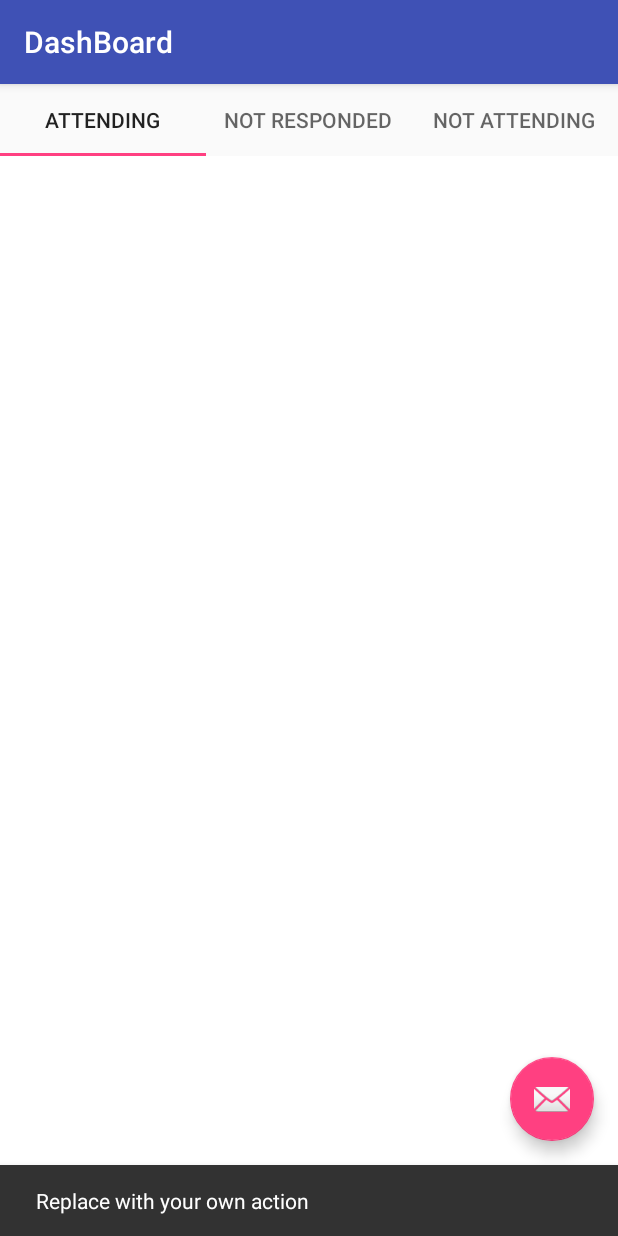
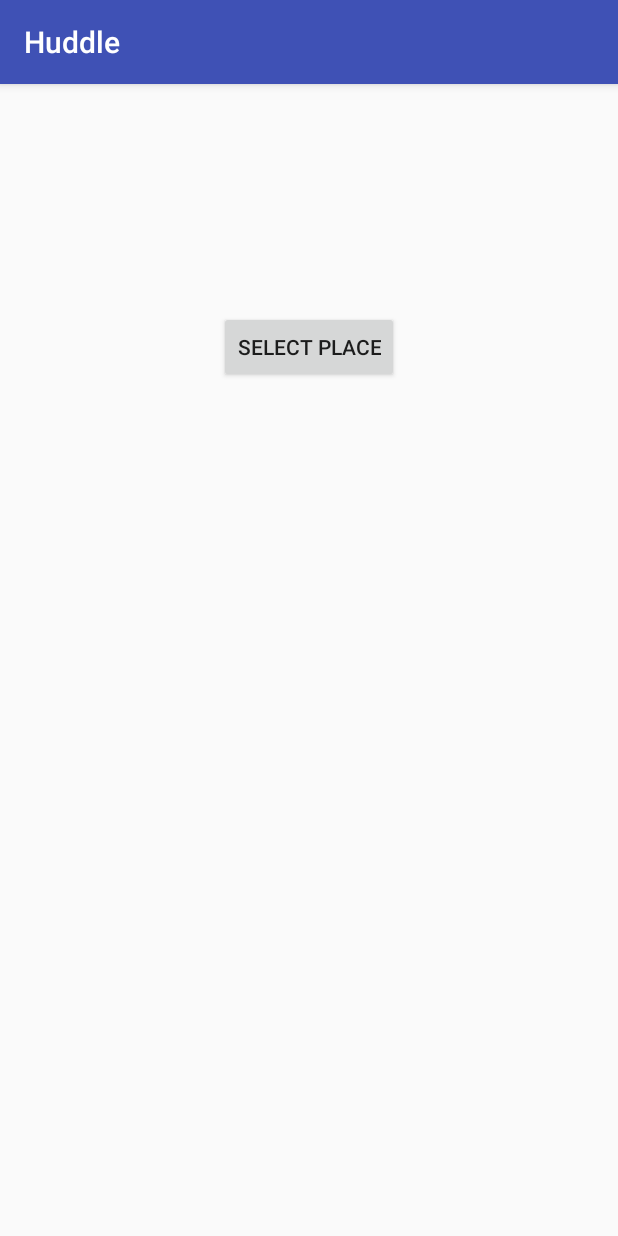
Before and after one commit to AndroidHuddle/Huddle, an Android app: the DashBoard screen opened directly, with no data from a screen before it, after a tap on an icon or button, on a phone screen of 412 x 824 dp. Run offline under Robolectric (Android 15) with nearby library versions, the phone set to English and light mode, and no system bars; our stand-ins replace ButterKnife; libraries missing offline, so code that uses them is left out: android.support.v7, com.loopj.android, com.parse, cz.msebera.android; 3 statements that could not run were skipped.

Commit message:
Set main structure for creating an event

```diff
--- /dev/null
+++ b/app/src/main/java/com/example/badhri/huddle/activities/CreateEventActivity.java
@@ -0,0 +1,28 @@
+package com.example.badhri.huddle.activities;
+
+import android.content.Intent;
+import android.os.Bundle;
+import android.support.v7.app.AppCompatActivity;
+import android.view.View;
+import android.widget.Button;
+
+import com.example.badhri.huddle.R;
+
+public class CreateEventActivity extends AppCompatActivity {
+
+    @Override
+    protected void onCreate(Bundle savedInstanceState) {
+        super.onCreate(savedInstanceState);
+        setContentView(R.layout.activity_create_event);
+
+        Button button_create = (Button) findViewById(R.id.button_select_place);
+        button_create.setOnClickListener(new View.OnClickListener() {
+            @Override
+            public void onClick(View view) {
+                //launch 'select place' part
+                Intent i = new Intent(CreateEventActivity.this, SelectPlaceActivity.class);
+                startActivity(i);
+            }
+        });
+    }
+}
--- a/app/src/main/java/com/example/badhri/huddle/activities/DashBoard.java
+++ b/app/src/main/java/com/example/badhri/huddle/activities/DashBoard.java
@@ -3,7 +3,6 @@ package com.example.badhri.huddle.activities;
 import android.content.Intent;
 import android.os.Bundle;
 import android.support.design.widget.FloatingActionButton;
-import android.support.design.widget.Snackbar;
 import android.support.design.widget.TabLayout;
 import android.support.v4.view.ViewPager;
 import android.support.v7.app.AppCompatActivity;
@@ -36,8 +35,9 @@ public class DashBoard extends AppCompatActivity implements EventsFragment.OnCom
         fab.setOnClickListener(new View.OnClickListener() {
             @Override
             public void onClick(View view) {
-                Snackbar.make(view, "Replace with your own action", Snackbar.LENGTH_LONG)
-                        .setAction("Action", null).show();
+                //launch 'create event' part
+                Intent i = new Intent(DashBoard.this, CreateEventActivity.class);
+                startActivity(i);
             }
         });
 
--- /dev/null
+++ b/app/src/main/res/layout/activity_create_event.xml
@@ -0,0 +1,21 @@
+<?xml version="1.0" encoding="utf-8"?>
+<RelativeLayout xmlns:android="http://schemas.android.com/apk/res/android"
+    xmlns:tools="http://schemas.android.com/tools"
+    android:id="@+id/activity_create_event"
+    android:layout_width="match_parent"
+    android:layout_height="match_parent"
+    android:paddingBottom="@dimen/activity_vertical_margin"
+    android:paddingLeft="@dimen/activity_horizontal_margin"
+    android:paddingRight="@dimen/activity_horizontal_margin"
+    android:paddingTop="@dimen/activity_vertical_margin"
+    tools:context="com.example.badhri.huddle.activities.CreateEventActivity">
+
+    <Button
+        android:text="Select place"
+        android:layout_width="wrap_content"
+        android:layout_height="wrap_content"
+        android:layout_alignParentTop="true"
+        android:layout_centerHorizontal="true"
+        android:layout_marginTop="135dp"
+        android:id="@+id/button_select_place" />
+</RelativeLayout>
--- a/app/src/main/res/layout/activity_dash_board.xml
+++ b/app/src/main/res/layout/activity_dash_board.xml
@@ -35,6 +35,6 @@
         android:layout_height="wrap_content"
         android:layout_gravity="bottom|end"
         android:layout_margin="@dimen/fab_margin"
-        app:srcCompat="@android:drawable/ic_dialog_email" />
+        app:srcCompat="@drawable/ic_add_black_48dp" />
 
 </android.support.design.widget.CoordinatorLayout>
--- a/app/src/main/res/layout/content_dash_board.xml
+++ b/app/src/main/res/layout/content_dash_board.xml
@@ -14,7 +14,7 @@
     <android.support.v4.view.ViewPager
         android:id="@+id/viewpager"
         android:layout_width="match_parent"
-        android:layout_height="0px"
+        android:layout_height="0dp"
         android:layout_weight="1"
         android:background="@android:color/white" />
 
```
Also changed, not shown: app/src/main/AndroidManifest.xml (+8 -4 lines), app/src/main/java/com/example/badhri/huddle/activities/SelectPlaceActivity.java (added, +15 -0 lines), app/src/main/res/layout/activity_select_place.xml (added, +13 -0 lines), app/src/main/ic_create-web.png (added).
